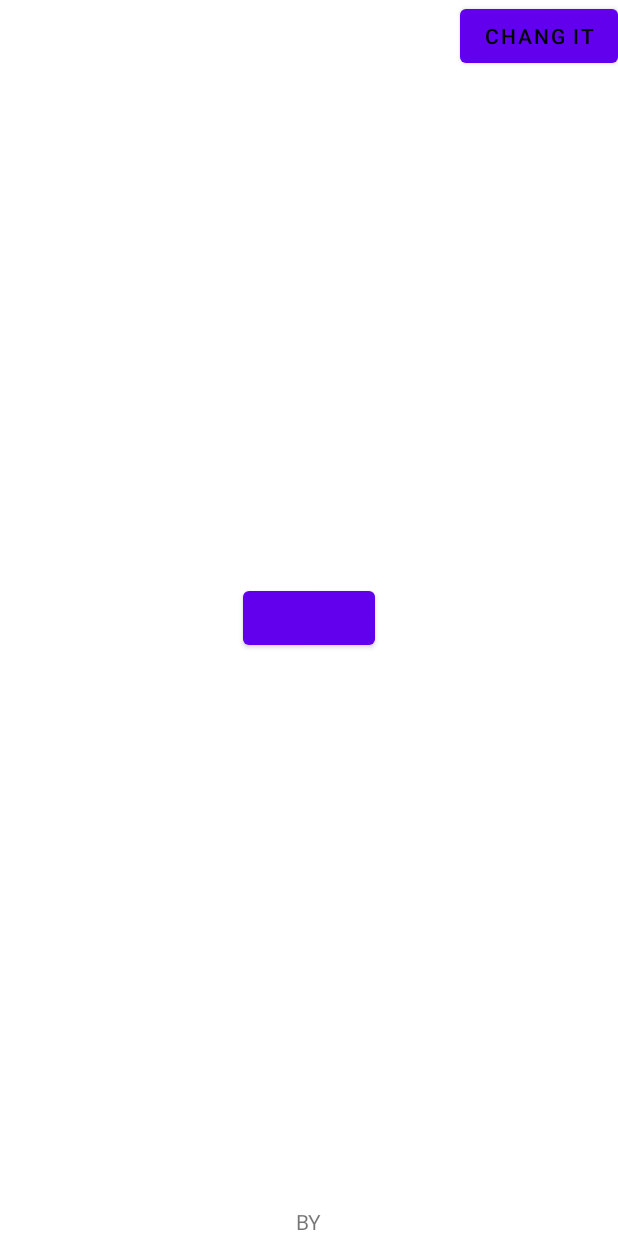
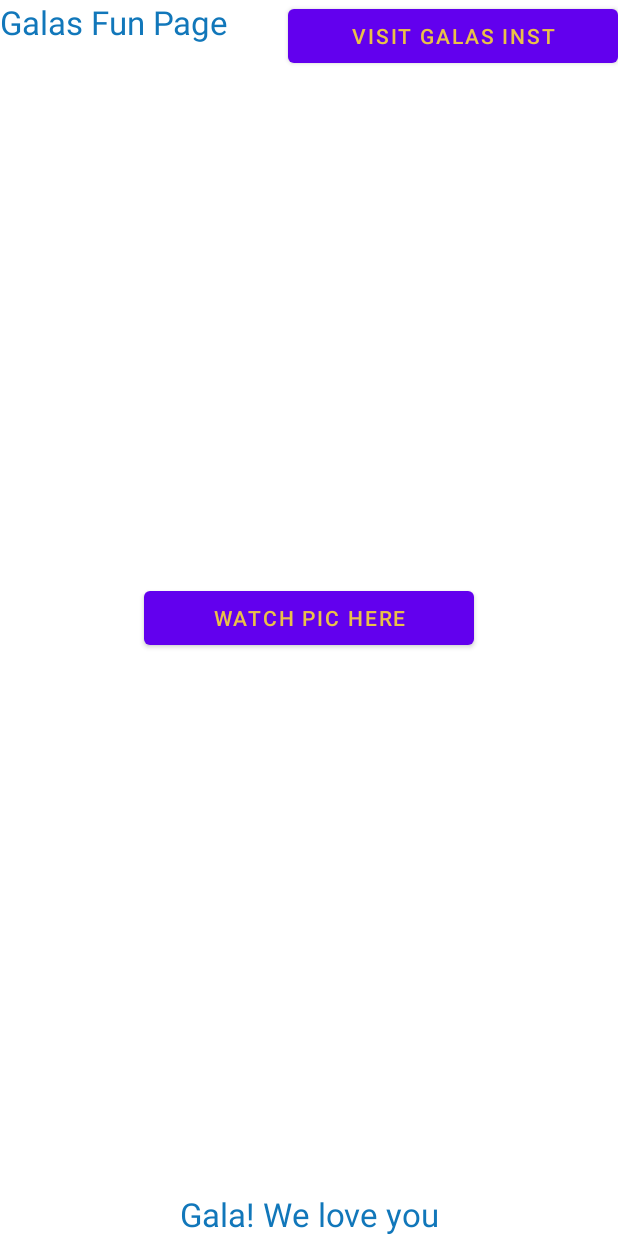
Before and after one commit to marinaolivekey/app1, an Android app: the layout activity_main.xml on its own in the app's theme, with its tools: preview values and no code run, on a phone screen of 412 x 824 dp. Run offline under Robolectric (Android 15) with nearby library versions, the phone set to English and light mode, and no system bars.

Commit message:
my useful message

```diff
--- a/app/src/main/AndroidManifest.xml
+++ b/app/src/main/AndroidManifest.xml
@@ -10,6 +10,9 @@
         android:supportsRtl="true"
         android:theme="@style/Theme.MyApplication">
         <activity
+            android:name=".SecondActivity"
+            android:exported="false" />
+        <activity
             android:name=".MainActivity"
             android:exported="true">
             <intent-filter>
--- a/app/src/main/res/layout/activity_main.xml
+++ b/app/src/main/res/layout/activity_main.xml
@@ -9,33 +9,31 @@
 
 
     <Button
-        android:id="@+id/center_buttom"
-
-        android:layout_width="wrap_content"
+        style="@style/Theme.MyApplication.Button"
+        android:id="@+id/see_pic_next"
         android:layout_height="wrap_content"
         app:layout_constraintBottom_toBottomOf="parent"
         app:layout_constraintEnd_toEndOf="parent"
         app:layout_constraintStart_toStartOf="parent"
-        app:layout_constraintTop_toTopOf="parent"
+        app:layout_constraintTop_toTopOf="@+id/visitgala"
+        android:text="@string/next_activity"
         tools:ignore="SpeakableTextPresentCheck" />
 
     <Button
-
-        android:id="@+id/change_buttom"
-        android:layout_width="wrap_content"
+        style="@style/Theme.MyApplication.Button"
+        android:id="@+id/visitgala"
         android:layout_height="wrap_content"
-        android:text="chang it"
-        android:textColor="@color/black"
+        android:text="@string/Visit_Gala_Instagram"
         app:layout_constraintEnd_toEndOf="parent"
         app:layout_constraintTop_toTopOf="parent"
         tools:ignore="SpeakableTextPresentCheck" />
 
     <TextView
+
         android:id="@+id/headder_text"
         android:layout_width="wrap_content"
         android:layout_height="wrap_content"
-        app:layout_constraintEnd_toEndOf="parent"
-
+        android:text="@string/galas_fun_page"
         app:layout_constraintStart_toStartOf="parent"
         app:layout_constraintTop_toTopOf="parent"
         tools:ignore="MissingConstraints" />
@@ -52,4 +50,6 @@
         tools:ignore="MissingConstraints" />
 
 
+
+
 </androidx.constraintlayout.widget.ConstraintLayout>
--- a/app/src/main/res/values/strings.xml
+++ b/app/src/main/res/values/strings.xml
@@ -1,7 +1,15 @@
 <resources>
-    <string name="app_name">My Application The First ONe</string>
+    <string name="app_name" translatable="false">Gala Store</string>
     <string name="hello">Hello!!!!!!</string>
     <string name="UpperTextHello">Hello</string>
-    <string name="ButtonTextBy">BY</string>
+    <string name="ButtonTextBy">Gala! We love you</string>
+    <string name="next_activity">Watch Pic here</string>
+    <string name="Visit_Gala_Instagram">Visit Galas Inst</string>
+    <string name="galas_fun_page">Galas Fun Page</string>
+    <string name="place_for_pic">Place for pic</string>
+    <string name="mountains">Mountains</string>
+    <string name="the_see">the SEE</string>
+    <string name="the_pomegranate">the Pomegranate</string>
+    <string name="random">RANDOM</string>
 
 </resources>
```
Also changed, not shown: app/src/main/java/com/example/myapplication/MainActivity.kt (+25 -27 lines), app/src/main/java/com/example/myapplication/SecondActivity.kt (added, +24 -0 lines), app/src/main/res/layout/activity_second.xml (added, +56 -0 lines), app/src/main/res/values/themes.xml (+23 -0 lines), 1 other file.
